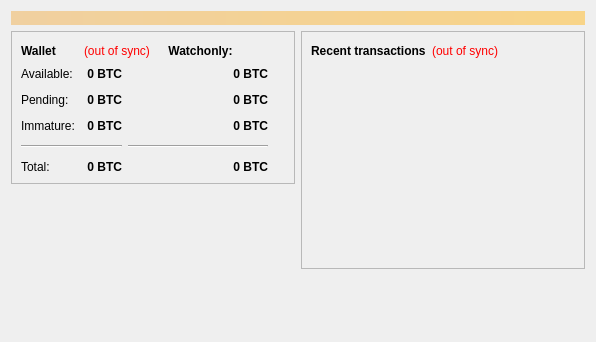
The window that src/qt/forms/overviewpage.ui (ClusterCoinTeam/ClusterCoin) describes before a commit, drawn with Qt 5.
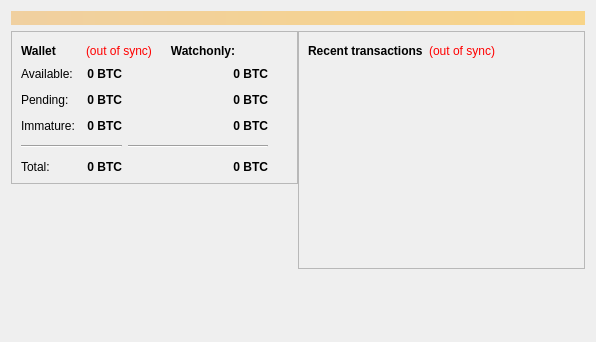
The same window after the commit.

```diff
--- a/src/qt/forms/overviewpage.ui
+++ b/src/qt/forms/overviewpage.ui
@@ -31,6 +31,30 @@
     </widget>
    </item>
    <item>
+    <widget class="QFrame" name="frameOverview">
+     <property name="frameShape">
+      <enum>QFrame::NoFrame</enum>
+     </property>
+     <property name="frameShadow">
+      <enum>QFrame::Raised</enum>
+     </property>
+     <layout class="QHBoxLayout" name="horizontalLayout_5">
+      <property name="spacing">
+       <number>0</number>
+      </property>
+      <property name="leftMargin">
+       <number>0</number>
+      </property>
+      <property name="topMargin">
+       <number>0</number>
+      </property>
+      <property name="rightMargin">
+       <number>0</number>
+      </property>
+      <property name="bottomMargin">
+       <number>0</number>
+      </property>
+      <item>
     <layout class="QHBoxLayout" name="horizontalLayout" stretch="1,1">
      <item>
       <layout class="QVBoxLayout" name="verticalLayout_2">
@@ -523,6 +547,9 @@
       </layout>
      </item>
     </layout>
+      </item>
+     </layout>
+    </widget>
    </item>
   </layout>
  </widget>
```
Lines whose indentation alone changed are shown as unchanged.
